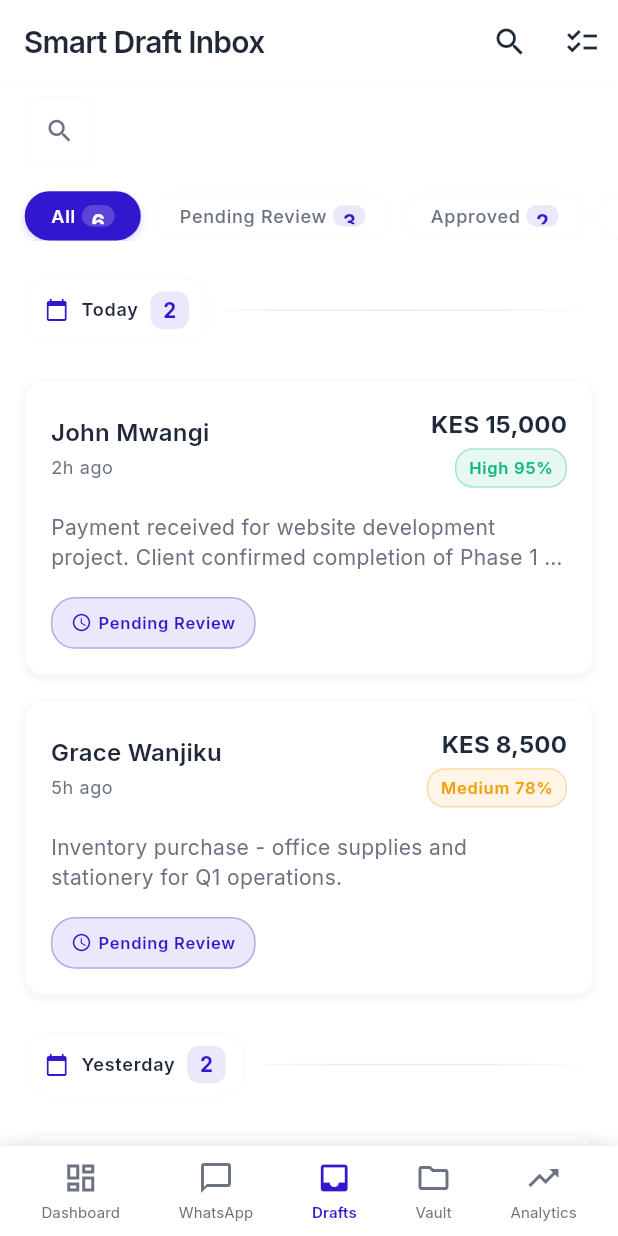
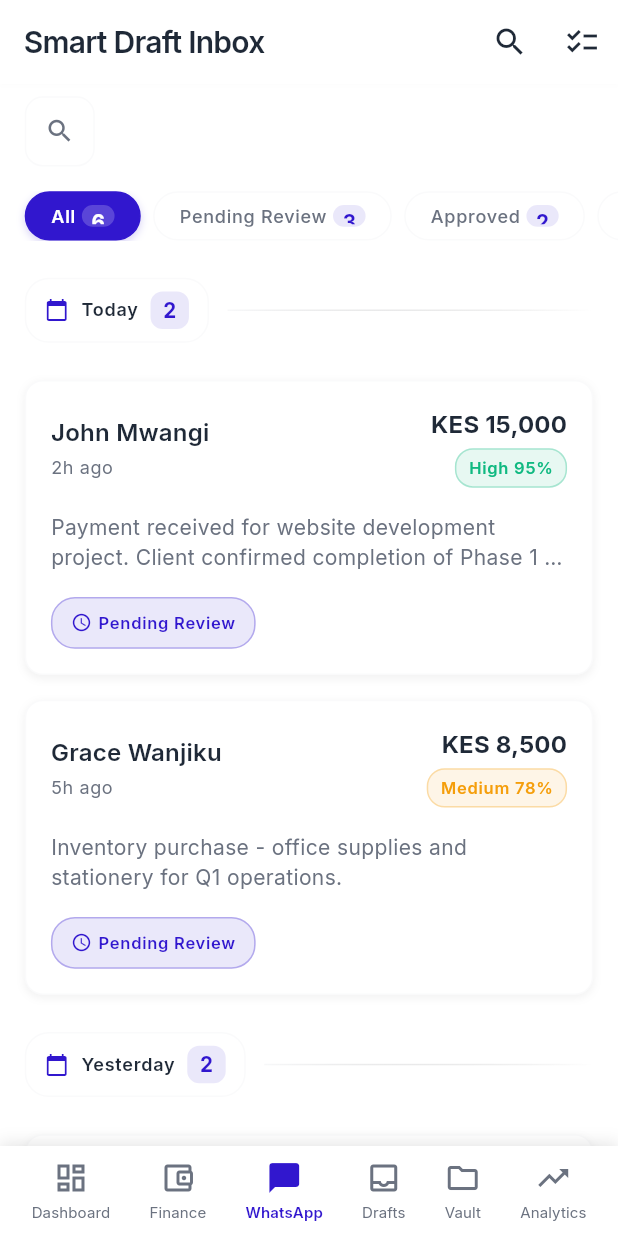
Before and after one commit to Davedave001/zacca-afri-flow, a Flutter app: the screen it shows after launch, on a phone screen of 412 x 824 dp. Run offline on Flutter 3.47's test engine with Material 3 defaults, Android fonts, the phone set to English and light mode, and no system bars; drawn by our look-alikes of flutter_slidable; our stand-ins replace cached_network_image, connectivity_plus, file_picker, fl_chart, flutter_svg, google_fonts and 2 more.

Commit message:
feat: add Financial Companion to navigation
- Add Finance tab to bottom navigation bar
- Add financial-companion route to app routes
- Import FinancialCompanion widget
- Enable access to all 14 financial features

```diff
--- a/zacca_ai/lib/routes/app_routes.dart
+++ b/zacca_ai/lib/routes/app_routes.dart
@@ -5,6 +5,7 @@ import '../presentation/loan_offers_screen/loan_offers_screen.dart';
 import '../presentation/business_analytics_dashboard/business_analytics_dashboard.dart';
 import '../presentation/sdr_vault/sdr_vault.dart';
 import '../presentation/whats_app_import_screen/whats_app_import_screen.dart';
+import '../presentation/financial_companion/financial_companion.dart';
 
 class AppRoutes {
   // TODO: Add your routes here
@@ -16,6 +17,7 @@ class AppRoutes {
       '/business-analytics-dashboard';
   static const String sdrVault = '/sdr-vault';
   static const String whatsAppImport = '/whats-app-import-screen';
+  static const String financialCompanion = '/financial-companion';
 
   static Map<String, WidgetBuilder> routes = {
     initial: (context) => const SmartDraftInbox(),
@@ -25,6 +27,7 @@ class AppRoutes {
     businessAnalyticsDashboard: (context) => const BusinessAnalyticsDashboard(),
     sdrVault: (context) => const SdrVault(),
     whatsAppImport: (context) => const WhatsAppImportScreen(),
+    financialCompanion: (context) => const FinancialCompanion(),
     // TODO: Add your other routes here
   };
 }
--- a/zacca_ai/lib/widgets/custom_bottom_bar.dart
+++ b/zacca_ai/lib/widgets/custom_bottom_bar.dart
@@ -47,6 +47,12 @@ class _CustomBottomBarState extends State<CustomBottomBar>
       activeIcon: Icons.dashboard,
       label: 'Dashboard',
       route: '/dashboard',
+    ),
+    _BottomBarItem(
+      icon: Icons.account_balance_wallet_outlined,
+      activeIcon: Icons.account_balance_wallet,
+      label: 'Finance',
+      route: '/financial-companion',
     ),
     _BottomBarItem(
       icon: Icons.chat_bubble_outline,
```
